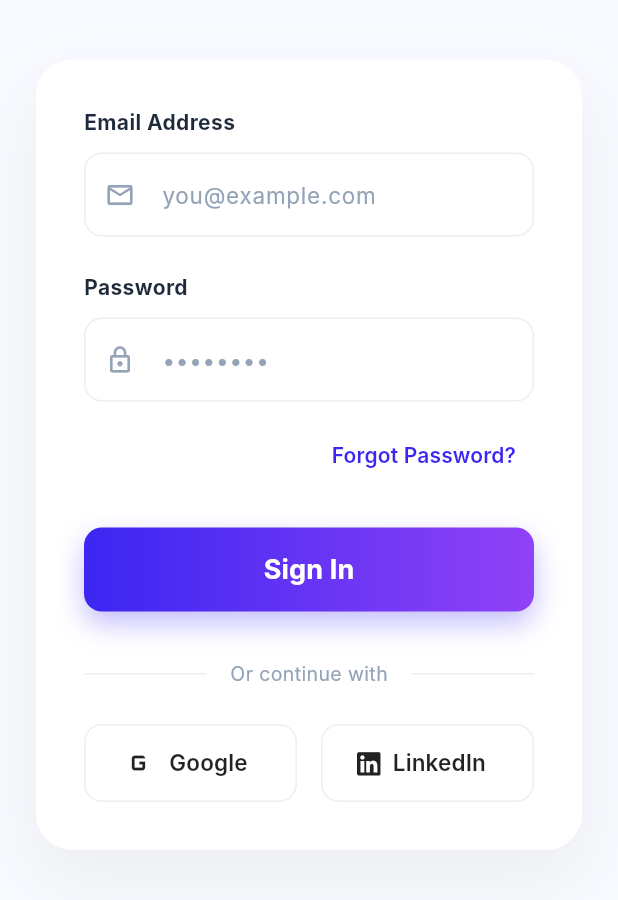
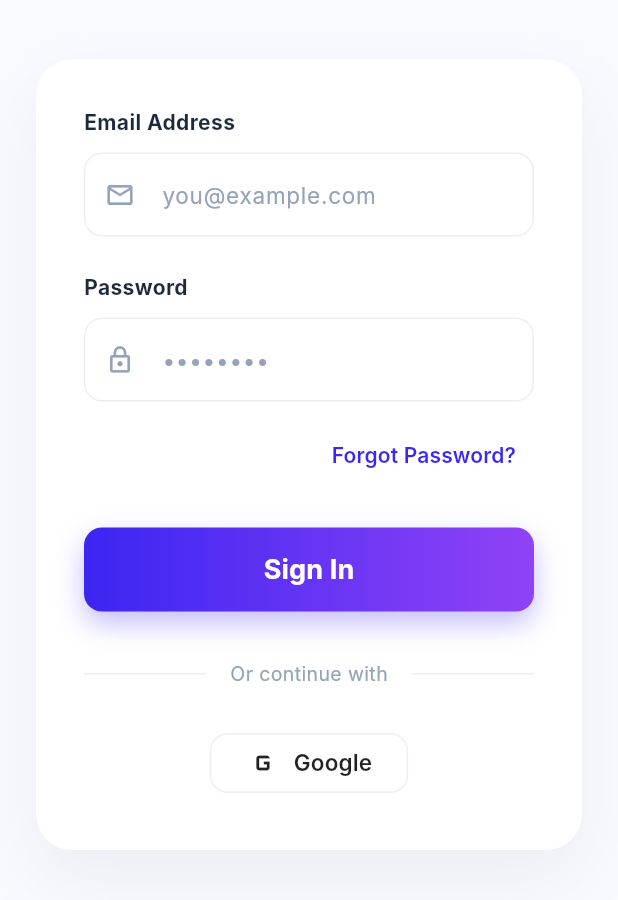
Before and after one commit to AbdullahAfzal-0829/HASSLE-FREE-AI-Powered-Career-Enhancement-Recruitment-Platform, a Flutter app: the SignUpScreen screen opened directly, scrolled down 239 dp, after a tap on "Sign in", on a phone screen of 412 x 824 dp, the part 320-1220 px from its top. Run offline on Flutter 3.47's test engine with Material 3 defaults, Android fonts, the phone set to English and light mode, and no system bars; our stand-ins replace camera, file_picker, firebase_auth, firebase_core, google_sign_in, permission_handler; missing offline and left inert: google_sign_in_web; accounts and stored records are empty; Roboto replaces fonts that are missing (Inter).

Commit message:
Fix Google Sign-In, center button, and remove LinkedIn

```diff
--- a/hassle_free/lib/screens/login_screen.dart
+++ b/hassle_free/lib/screens/login_screen.dart
@@ -1,6 +1,4 @@
 import 'package:flutter/material.dart';
-import 'package:font_awesome_flutter/font_awesome_flutter.dart';
-import 'package:linkedin_login/linkedin_login.dart';
 import 'signup_screen.dart';
 import 'dashboard_screen.dart';
 import 'package:google_sign_in/google_sign_in.dart';
@@ -97,35 +95,6 @@ class _LoginScreenState extends State<LoginScreen> {
     }
   }
 
-  Future<void> _handleLinkedInSignIn() async {
-    Navigator.push(
-      context,
-      MaterialPageRoute(
-        builder: (BuildContext context) => LinkedInUserWidget(
-          appBar: AppBar(
-            title: const Text('LinkedIn Login'),
-          ),
-          destroySession: false,
-          redirectUrl: 'YOUR_REDIRECT_URL',
-          clientId: 'YOUR_CLIENT_ID',
-          clientSecret: 'YOUR_CLIENT_SECRET',
-          onGetUserProfile: (UserSucceededAction response) {
-            debugPrint('LinkedIn User Success');
-            if (mounted) {
-              Navigator.pushReplacement(
-                context,
-                MaterialPageRoute(builder: (_) => const MainDashboardScreen()),
-              );
-            }
-          },
-          onError: (UserFailedAction error) {
-            debugPrint('Error: $error');
-          },
-        ),
-        fullscreenDialog: true,
-      ),
-    );
-  }
 
   @override
   void dispose() {
@@ -285,22 +254,10 @@ class _LoginScreenState extends State<LoginScreen> {
                       ],
                     ),
                     const SizedBox(height: 24),
-                    Row(
-                      children: [
-                        Expanded(
-                          child: buildGoogleSignInButton(
-                            onPressed: _handleGoogleSignIn,
-                          ),
-                        ),
-                        const SizedBox(width: 16),
-                        Expanded(
-                          child: _buildSocialButton(
-                            icon: FontAwesomeIcons.linkedin,
-                            label: 'LinkedIn',
-                            onPressed: _handleLinkedInSignIn,
-                          ),
-                        ),
-                      ],
+                    Center(
+                      child: buildGoogleSignInButton(
+                        onPressed: _handleGoogleSignIn,
+                      ),
                     ),
                   ],
                 ),
@@ -335,34 +292,6 @@ class _LoginScreenState extends State<LoginScreen> {
     );
   }
 
-  Widget _buildSocialButton({
-    required dynamic icon,
-    required String label,
-    required VoidCallback onPressed,
-  }) {
-    return SizedBox(
-      height: 52,
-      child: OutlinedButton.icon(
-        style: OutlinedButton.styleFrom(
-          side: BorderSide(color: Colors.grey[200]!),
-          shape: RoundedRectangleBorder(
-            borderRadius: BorderRadius.circular(12),
-          ),
-          backgroundColor: Colors.white,
-        ),
-        onPressed: onPressed,
-        icon: FaIcon(icon is IconData ? icon : icon, color: Colors.black87, size: 18),
-        label: Text(
-          label,
-          style: const TextStyle(
-            color: Colors.black87,
-            fontWeight: FontWeight.w600,
-            fontSize: 15,
-          ),
-        ),
-      ),
-    );
-  }
 
   Widget _buildInputField({
     required String label,
--- a/hassle_free/lib/screens/signup_screen.dart
+++ b/hassle_free/lib/screens/signup_screen.dart
@@ -1,6 +1,4 @@
 import 'package:flutter/material.dart';
-import 'package:font_awesome_flutter/font_awesome_flutter.dart';
-import 'package:linkedin_login/linkedin_login.dart';
 import 'dashboard_screen.dart';
 import 'login_screen.dart';
 import 'package:google_sign_in/google_sign_in.dart';
@@ -101,35 +99,6 @@ class _SignUpScreenState extends State<SignUpScreen> {
     }
   }
 
-  Future<void> _handleLinkedInSignUp() async {
-    Navigator.push(
-      context,
-      MaterialPageRoute(
-        builder: (BuildContext context) => LinkedInUserWidget(
-          appBar: AppBar(
-            title: const Text('LinkedIn Sign Up'),
-          ),
-          destroySession: false,
-          redirectUrl: 'YOUR_REDIRECT_URL',
-          clientId: 'YOUR_CLIENT_ID',
-          clientSecret: 'YOUR_CLIENT_SECRET',
-          onGetUserProfile: (UserSucceededAction response) {
-            debugPrint('LinkedIn Sign Up Success');
-            if (mounted) {
-              Navigator.pushReplacement(
-                context,
-                MaterialPageRoute(builder: (_) => const MainDashboardScreen()),
-              );
-            }
-          },
-          onError: (UserFailedAction error) {
-            debugPrint('LinkedIn Error: $error');
-          },
-        ),
-        fullscreenDialog: true,
-      ),
-    );
-  }
 
   void _showDialog(String title, String message) {
     showDialog(
@@ -308,22 +277,10 @@ class _SignUpScreenState extends State<SignUpScreen> {
                       ],
                     ),
                     const SizedBox(height: 24),
-                    Row(
-                      children: [
-                        Expanded(
-                          child: buildGoogleSignInButton(
-                            onPressed: _handleGoogleSignUp,
-                          ),
-                        ),
-                        const SizedBox(width: 16),
-                        Expanded(
-                          child: _buildSocialButton(
-                            icon: FontAwesomeIcons.linkedin,
-                            label: 'LinkedIn',
-                            onPressed: _handleLinkedInSignUp,
-                          ),
-                        ),
-                      ],
+                    Center(
+                      child: buildGoogleSignInButton(
+                        onPressed: _handleGoogleSignUp,
+                      ),
                     ),
                   ],
                 ),
@@ -358,34 +315,6 @@ class _SignUpScreenState extends State<SignUpScreen> {
     );
   }
 
-  Widget _buildSocialButton({
-    required dynamic icon,
-    required String label,
-    required VoidCallback onPressed,
-  }) {
-    return SizedBox(
-      height: 52,
-      child: OutlinedButton.icon(
-        style: OutlinedButton.styleFrom(
-          side: BorderSide(color: Colors.grey[200]!),
-          shape: RoundedRectangleBorder(
-            borderRadius: BorderRadius.circular(12),
-          ),
-          backgroundColor: Colors.white,
-        ),
-        onPressed: onPressed,
-        icon: FaIcon(icon, color: Colors.black87, size: 18),
-        label: Text(
-          label,
-          style: const TextStyle(
-            color: Colors.black87,
-            fontWeight: FontWeight.w600,
-            fontSize: 15,
-          ),
-        ),
-      ),
-    );
-  }
 
   Widget _buildInputField({
     required String label,
--- a/hassle_free/lib/tmp_test.dart
+++ /dev/null
@@ -1,6 +0,0 @@
-import 'package:google_sign_in/google_sign_in.dart' as g;
-
-void main() {
-  // Check what g.GoogleSignIn is
-  final signIn = g.GoogleSignIn.instance;
-}
--- a/hassle_free/lib/widgets/google_sign_in/mobile_google_button.dart
+++ b/hassle_free/lib/widgets/google_sign_in/mobile_google_button.dart
@@ -4,9 +4,11 @@ Widget buildGoogleSignInButton({required VoidCallback onPressed}) {
   // On mobile, we use your custom button UI that calls the provided onPressed method.
   return SizedBox(
     height: 52,
+    child: Center(
       child: OutlinedButton.icon(
         style: OutlinedButton.styleFrom(
           side: BorderSide(color: Colors.grey[200]!),
+          padding: const EdgeInsets.symmetric(horizontal: 24),
           shape: RoundedRectangleBorder(
             borderRadius: BorderRadius.circular(12),
           ),
@@ -23,5 +25,6 @@ Widget buildGoogleSignInButton({required VoidCallback onPressed}) {
           ),
         ),
       ),
+    ),
   );
 }
--- a/hassle_free/lib/widgets/google_sign_in/web_google_button.dart
+++ b/hassle_free/lib/widgets/google_sign_in/web_google_button.dart
@@ -6,6 +6,8 @@ Widget buildGoogleSignInButton({required VoidCallback onPressed}) {
   // The official button intercepts clicks, handles the popup securely, and triggers state updates.
   return SizedBox(
     height: 52,
-    child: web.renderButton(),
+    child: Center(
+      child: web.renderButton(),
+    ),
   );
 }
--- a/hassle_free/pubspec.yaml
+++ b/hassle_free/pubspec.yaml
@@ -39,7 +39,6 @@ dependencies:
   file_picker: ^10.3.10
   permission_handler: ^12.0.1
   camera: ^0.12.0+1
-  linkedin_login: ^3.2.3
   google_sign_in: ^7.2.0
   firebase_core: ^4.6.0
   firebase_auth: ^6.3.0
```
Also changed, not shown: hassle_free/lib/services/auth_service.dart (+4 -7 lines), hassle_free/pubspec.lock, 2 other files. Lines whose indentation alone changed are shown as unchanged.
